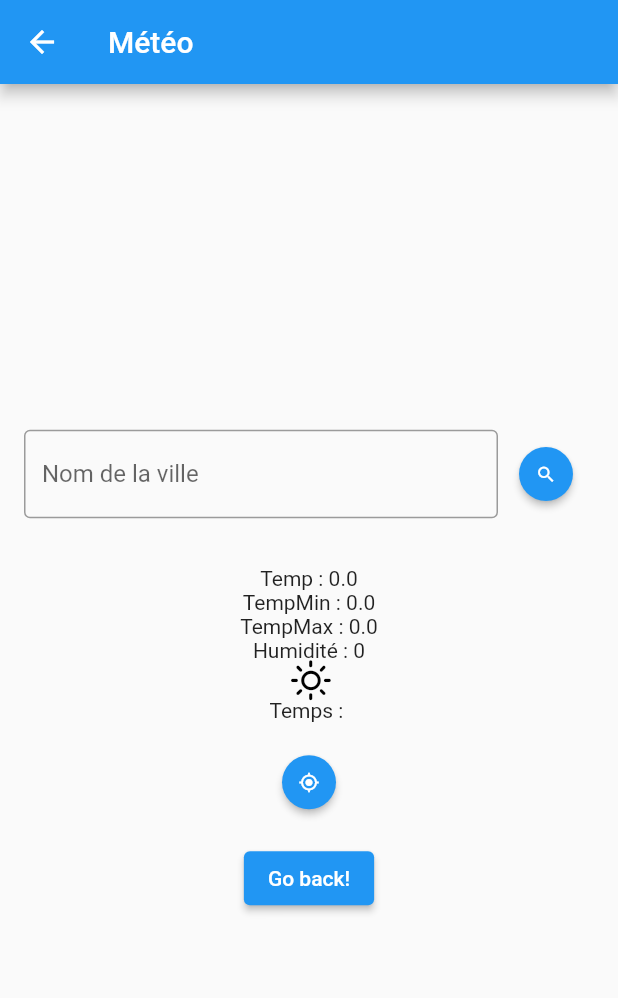
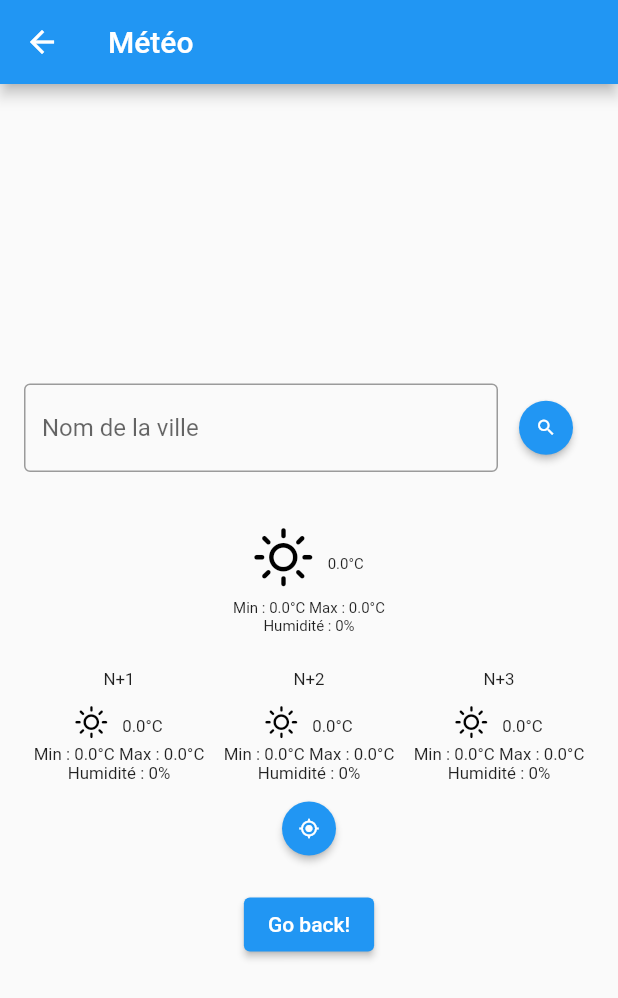
Before and after one commit to MaxBoocha/Mighty-Meteo-App, a Flutter app: the Meteo screen opened by its route, after a tap on the "search" icon, on a phone screen of 412 x 824 dp. Shown: the top 998 px of the screen. Run offline on Flutter 3.47's test engine with Material 2 defaults, Android fonts, the phone set to English and light mode, and no system bars; our stand-ins replace geolocator, get; network calls fail; statements that could not run were skipped.

Commit message:
forecast on 3 days
Prévisions météo sur 3 jours

```diff
--- a/lib/controller/location_controller.dart
+++ b/lib/controller/location_controller.dart
@@ -6,12 +6,6 @@ import 'package:mightymeteomap/utils/weather_icon_mapper.dart';
 import 'package:geolocator/geolocator.dart';
 
 class LocationController extends GetxController {
-  final RxDouble _temp = 0.0.obs;
-  final RxDouble _tempMin = 0.0.obs;
-  final RxDouble _tempMax = 0.0.obs;
-  final RxInt _humi = 0.obs;
-  final RxString _icon = "".obs;
-  final RxString _weather = "".obs;
   final RxDouble _latitude = 0.0.obs;
   final RxDouble _longitude = 0.0.obs;
   final RxString _name = "".obs;
@@ -19,33 +13,110 @@ class LocationController extends GetxController {
   final String _apiUrl = "http://api.openweathermap.org";
   final String _apiKey = "04861993e066f5b8aaffe6988957c264";
 
-  changeTemp(value) => _temp.value = value - 273.15;
-  changeTempMin(value) => _tempMin.value = value - 273.15;
-  changeTempMax(value) => _tempMax.value = value - 273.15;
-  changeHumi(value) => _humi.value = value;
-  changeIcon(value) => _icon.value = value;
-  changeWeather(value) => _weather.value = value;
   changeLatitude(value) => _latitude.value = value;
   changeLongitude(value) => _longitude.value = value;
   changeName(value) => _name.value = value;
   changeSearchTown(value) => _searchTown.value = value;
-  getTemp() => double.parse(_temp.value.toString()).toStringAsFixed(1);
-  getTempMin() => double.parse(_tempMin.value.toString()).toStringAsFixed(1);
-  getTempMax() => double.parse(_tempMax.value.toString()).toStringAsFixed(1);
-  getHumi() => _humi.value;
-  getIcon() => _icon.value;
-  getWeather() => _weather.value;
+
   getLatitude() => _latitude.value;
   getLongitude() => _longitude.value;
   getName() => _name.value;
   getSearchTown() => _searchTown.value;
 
+  final List<RxDouble> _temp = List.generate(4, (index) => 0.0.obs);
+  final List<RxDouble> _tempMin = List.generate(4, (index) => 0.0.obs);
+  final List<RxDouble> _tempMax = List.generate(4, (index) => 0.0.obs);
+  final List<RxInt> _humi = List.generate(4, (index) => 0.obs);
+  final List<RxString> _icon = List.generate(4, (index) => "".obs);
+
+  changeTemp(value, index) => _temp[index].value = value - 273.15;
+  changeTempMin(value, index) => _tempMin[index].value = value - 273.15;
+  changeTempMax(value, index) => _tempMax[index].value = value - 273.15;
+  changeHumi(value, index) => _humi[index].value = value;
+  changeIcon(value, index) => _icon[index].value = value;
+
+  getTemp(index) =>
+      double.parse(_temp[index].value.toString()).toStringAsFixed(1);
+  getTempMin(index) =>
+      double.parse(_tempMin[index].value.toString()).toStringAsFixed(1);
+  getTempMax(index) =>
+      double.parse(_tempMax[index].value.toString()).toStringAsFixed(1);
+  getHumi(index) => _humi[index].value;
+  getIcon(index) => _icon[index].value;
+
   @override
   void onInit() async {
     await _determinePosition();
+    searchByLocation();
+    //await getWeatherDataFromLocation();
+    super.onInit();
+  }
+
+  void searchByLocation() async {
     await getWeatherDataFromLocation();
-    //getWeatherDataFromCity("Marseille");
-    super.onInit();
+    await getForecastFromLocation();
+  }
+
+  void searchFromCity(String cityName) async {
+    await getWeatherDataFromCity(cityName);
+    await getForecastFromCity(cityName);
+  }
+
+  Future<void> getForecastFromLocation() async {
+    final url =
+        '$_apiUrl/data/2.5/forecast/?lat=$_latitude&lon=$_longitude&appid=$_apiKey&cnt=25';
+    print(url);
+    final http.Response response = await http.get(Uri.parse(url));
+    if (response.statusCode == 200) {
+      Map<String, dynamic> res = jsonDecode(response.body);
+      print("Forecast : $res");
+      changeTemp(res['list'][8]['main']['temp'], 1);
+      changeTempMin(res['list'][8]['main']['temp_min'], 1);
+      changeTempMax(res['list'][8]['main']['temp_max'], 1);
+      changeHumi(res['list'][8]['main']['humidity'], 1);
+      changeIcon(res['list'][8]['weather'][0]['icon'], 1);
+      changeTemp(res['list'][16]['main']['temp'], 2);
+      changeTempMin(res['list'][16]['main']['temp_min'], 2);
+      changeTempMax(res['list'][16]['main']['temp_max'], 2);
+      changeHumi(res['list'][16]['main']['humidity'], 2);
+      changeIcon(res['list'][16]['weather'][0]['icon'], 2);
+      changeTemp(res['list'][24]['main']['temp'], 3);
+      changeTempMin(res['list'][24]['main']['temp_min'], 3);
+      changeTempMax(res['list'][24]['main']['temp_max'], 3);
+      changeHumi(res['list'][24]['main']['humidity'], 3);
+      changeIcon(res['list'][24]['weather'][0]['icon'], 3);
+    } else {
+      print('An error occured ${response.statusCode}');
+      // error
+    }
+  }
+
+  Future<void> getForecastFromCity(String cityName) async {
+    final url = '$_apiUrl/data/2.5/forecast/?q=$cityName&appid=$_apiKey&cnt=25';
+    print(url);
+    final http.Response response = await http.get(Uri.parse(url));
+    if (response.statusCode == 200) {
+      Map<String, dynamic> res = jsonDecode(response.body);
+      print("Forecast : $res");
+      changeTemp(res['list'][8]['main']['temp'], 1);
+      changeTempMin(res['list'][8]['main']['temp_min'], 1);
+      changeTempMax(res['list'][8]['main']['temp_max'], 1);
+      changeHumi(res['list'][8]['main']['humidity'], 1);
+      changeIcon(res['list'][8]['weather'][0]['icon'], 1);
+      changeTemp(res['list'][16]['main']['temp'], 2);
+      changeTempMin(res['list'][16]['main']['temp_min'], 2);
+      changeTempMax(res['list'][16]['main']['temp_max'], 2);
+      changeHumi(res['list'][16]['main']['humidity'], 2);
+      changeIcon(res['list'][16]['weather'][0]['icon'], 2);
+      changeTemp(res['list'][24]['main']['temp'], 3);
+      changeTempMin(res['list'][24]['main']['temp_min'], 3);
+      changeTempMax(res['list'][24]['main']['temp_max'], 3);
+      changeHumi(res['list'][24]['main']['humidity'], 3);
+      changeIcon(res['list'][24]['weather'][0]['icon'], 3);
+    } else {
+      print('An error occured ${response.statusCode}');
+      // error
+    }
   }
 
   Future<void> getWeatherDataFromCity(String cityName) async {
@@ -55,13 +126,12 @@ class LocationController extends GetxController {
     if (response.statusCode == 200) {
       Map<String, dynamic> res = jsonDecode(response.body);
       print(res);
-      changeTemp(res['main']['temp']);
-      changeTempMin(res['main']['temp_min']);
-      changeTempMax(res['main']['temp_max']);
-      changeHumi(res['main']['humidity']);
-      changeIcon(res['weather'][0]['icon']);
-      changeWeather(res['weather'][0]['main']);
-      changeName(res['name']);
+      changeTemp(res['main']['temp'], 0);
+      changeTempMin(res['main']['temp_min'], 0);
+      changeTempMax(res['main']['temp_max'], 0);
+      changeHumi(res['main']['humidity'], 0);
+      changeIcon(res['weather'][0]['icon'], 0);
+      changeName(cityName);
     } else {
       print('An error occured ${response.statusCode}');
       // error
@@ -76,12 +146,11 @@ class LocationController extends GetxController {
     if (response.statusCode == 200) {
       Map<String, dynamic> res = jsonDecode(response.body);
       //print(res);
-      changeTemp(res['main']['temp']);
-      changeTempMin(res['main']['temp_min']);
-      changeTempMax(res['main']['temp_max']);
-      changeHumi(res['main']['humidity']);
-      changeIcon(res['weather'][0]['icon']);
-      changeWeather(res['weather'][0]['main']);
+      changeTemp(res['main']['temp'], 0);
+      changeTempMin(res['main']['temp_min'], 0);
+      changeTempMax(res['main']['temp_max'], 0);
+      changeHumi(res['main']['humidity'], 0);
+      changeIcon(res['weather'][0]['icon'], 0);
       changeName(res['name']);
     } else {
       print('An error occured ${response.statusCode}');
@@ -89,8 +158,8 @@ class LocationController extends GetxController {
     }
   }
 
-  IconData getIconData() {
-    switch (_icon.value) {
+  IconData getIconData(index) {
+    switch (_icon[index].value) {
       case '01d':
         return WeatherIcons.clearDay;
       case '01n':
--- a/lib/screens/meteo/location.dart
+++ b/lib/screens/meteo/location.dart
@@ -2,6 +2,7 @@ import 'package:get/get.dart';
 import 'package:flutter/material.dart';
 import 'package:mightymeteomap/controller/location_controller.dart';
 import 'package:mightymeteomap/utils/card.dart';
+import 'package:mightymeteomap/utils/forecast_card.dart';
 
 class MyCustomForm extends StatelessWidget {
   MyCustomForm({Key? key}) : super(key: key);
@@ -20,7 +21,7 @@ class MyCustomForm extends StatelessWidget {
             ElevatedButton(
               child: const Icon(Icons.search, size: 14),
               onPressed: () {
-                c.getWeatherDataFromCity(c.getSearchTown());
+                c.searchFromCity(c.getSearchTown());
               },
               style: ElevatedButton.styleFrom(
                 shape: const CircleBorder(),
@@ -58,6 +59,16 @@ class Location extends StatelessWidget {
             children: <Widget>[
               MyCustomForm(),
               MyCard(),
+              FittedBox(
+                child: Row(
+                  mainAxisAlignment: MainAxisAlignment.center,
+                  children: [
+                    MyForecastCard(day: 1),
+                    MyForecastCard(day: 2),
+                    MyForecastCard(day: 3)
+                  ],
+                ),
+              ),
               ElevatedButton(
                 child: const Icon(Icons.gps_fixed, size: 14),
                 onPressed: () {
--- a/lib/utils/card.dart
+++ b/lib/utils/card.dart
@@ -13,13 +13,27 @@ class MyCard extends StatelessWidget {
         child: Column(
             mainAxisAlignment: MainAxisAlignment.center,
             children: <Widget>[
-              Obx(() => Text("${c.getName()}")),
-              Obx(() => Text("Temp : ${c.getTemp()}")),
-              Obx(() => Text("TempMin : ${c.getTempMin()}")),
-              Obx(() => Text("TempMax : ${c.getTempMax()}")),
-              Obx(() => Text("Humidité : ${c.getHumi()}")),
-              Obx(() => Icon(c.getIconData(), size: 24.0, color: Colors.black)),
-              Obx(() => Text("Temps : ${c.getWeather()}"))
+              Obx(() => Text(
+                    "${c.getName()}",
+                    style: const TextStyle(fontSize: 20),
+                  )),
+              Obx(() => Row(
+                    mainAxisAlignment: MainAxisAlignment.center,
+                    children: [
+                      Padding(
+                          padding:
+                              const EdgeInsets.only(right: 14.0, bottom: 11.0),
+                          child: Icon(c.getIconData(0),
+                              size: 35.0, color: Colors.black)),
+                      Text("${c.getTemp(0)}°C",
+                          style: const TextStyle(fontSize: 10))
+                    ],
+                  )),
+              Obx(() => Text(
+                  "Min : ${c.getTempMin(0)}°C Max : ${c.getTempMax(0)}°C",
+                  style: const TextStyle(fontSize: 10))),
+              Obx(() => Text("Humidité : ${c.getHumi(0)}%",
+                  style: const TextStyle(fontSize: 10))),
             ]));
   }
 }
--- /dev/null
+++ b/lib/utils/forecast_card.dart
@@ -0,0 +1,39 @@
+import 'package:get/get.dart';
+import 'package:flutter/material.dart';
+import 'package:mightymeteomap/controller/location_controller.dart';
+
+class MyForecastCard extends StatelessWidget {
+  final int day;
+  MyForecastCard({Key? key, this.day = 0}) : super(key: key);
+  final LocationController c = Get.find();
+
+  @override
+  Widget build(BuildContext context) {
+    return Padding(
+        padding: const EdgeInsets.all(8.0),
+        child: Column(
+            mainAxisAlignment: MainAxisAlignment.center,
+            children: <Widget>[
+              Text("N+$day"),
+              Obx(() => Text(
+                    "${c.getName()}",
+                  )),
+              Obx(() => Row(
+                    mainAxisAlignment: MainAxisAlignment.center,
+                    children: [
+                      Padding(
+                          padding:
+                              const EdgeInsets.only(right: 15.0, bottom: 6.5),
+                          child: Icon(c.getIconData(day), color: Colors.black)),
+                      Text("${c.getTemp(day)}°C")
+                    ],
+                  )),
+              Obx(() => Text(
+                    "Min : ${c.getTempMin(day)}°C Max : ${c.getTempMax(day)}°C",
+                  )),
+              Obx(() => Text(
+                    "Humidité : ${c.getHumi(day)}%",
+                  )),
+            ]));
+  }
+}
```
